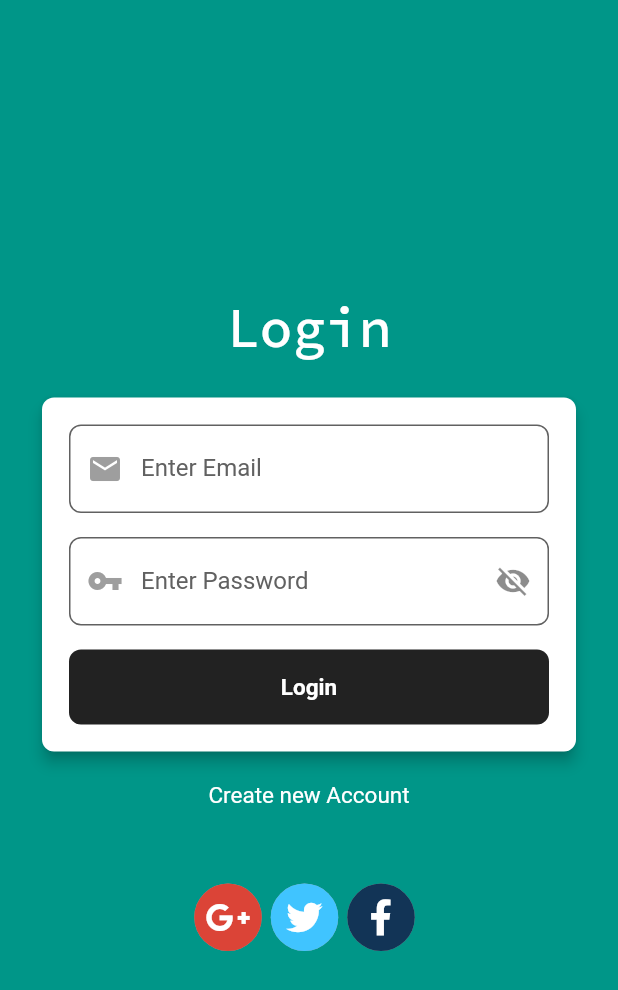
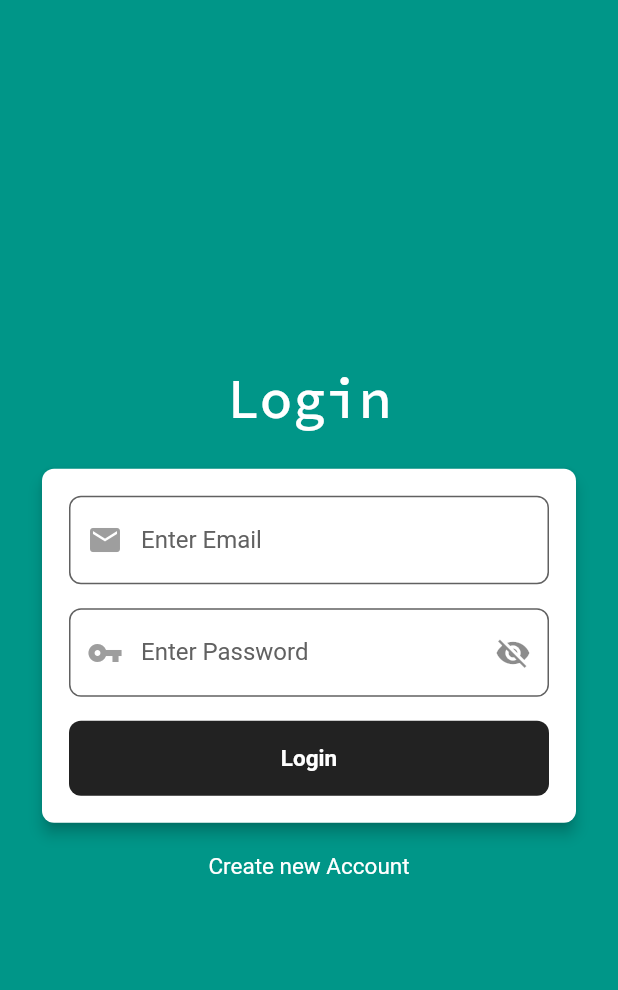
Before and after one commit to mkawa125/salesApp, a Flutter app: the screen it shows after launch, on a phone screen of 412 x 824 dp. Shown: the top 990 px of the screen. Run offline on Flutter 3.47's test engine with Material 2 defaults, Android fonts, the phone set to English and light mode, and no system bars; our stand-ins replace flutter_spinkit, font_awesome_flutter, google_fonts, modal_progress_hud, shared_preferences.

Commit message:
Remove social icons

```diff
--- a/lib/AuthPages/login.dart
+++ b/lib/AuthPages/login.dart
@@ -267,88 +267,88 @@ class _LoginPageState extends State<LoginPage> {
                       ),
                     ),
 
-                    Padding(
-                      padding: const EdgeInsets.only(top: 50.0),
-                      child: Row(
-                        mainAxisAlignment: MainAxisAlignment.center,
-                        children: [
-                          Padding(padding: EdgeInsets.only(
-                            right: 6,
-                            bottom: 0,
-                          ),
-                            child:Container(
-                              height: 45,
-                              width: 45,
-                              decoration: BoxDecoration(
-                                color: Color(0xffDB4437),
-                                boxShadow: [
-                                  BoxShadow(
-                                    color: Colors.grey,
-                                  )
-                                ],
-                                shape: BoxShape.circle,
-                              ),
-                              child: Center(
-                                  child: FaIcon(
-                                    FontAwesomeIcons.googlePlusG,
-                                    color:Colors.white,
-                                  )
-                              ),
-                            ),
-                          ),
-
-                          Padding(padding: EdgeInsets.only(
-                              right: 6,
-                              bottom: 0
-                          ),
-                            child:Container(
-                              height: 45,
-                              width: 45,
-                              decoration: BoxDecoration(
-                                color: Colors.lightBlueAccent,
-                                boxShadow: [
-                                  BoxShadow(
-                                    color: Colors.grey,
-                                  )
-                                ],
-                                shape: BoxShape.circle,
-                              ),
-                              child: Center(
-                                  child: FaIcon(
-                                    FontAwesomeIcons.twitter,
-                                    color:Colors.white,
-                                  )
-                              ),
-                            ),
-                          ),
-
-                          Padding(padding: EdgeInsets.only(
-                              right: 6,
-                              bottom: 0
-                          ),
-                            child:Container(
-                              height: 45,
-                              width: 45,
-                              decoration: BoxDecoration(
-                                color: Color(0xff123456),
-                                boxShadow: [
-                                  BoxShadow(
-                                    color: Colors.grey,
-                                  )
-                                ],
-                                shape: BoxShape.circle,
-                              ),
-                              child: Center(
-                                  child: FaIcon(
-                                    FontAwesomeIcons.facebookF,
-                                    color:Colors.white,
-                                  )
-                              ),
-                            ),
-                          ),
-                        ],
-                      ),
-                    )
+                    // Padding(
+                    //   padding: const EdgeInsets.only(top: 50.0),
+                    //   child: Row(
+                    //     mainAxisAlignment: MainAxisAlignment.center,
+                    //     children: [
+                    //       Padding(padding: EdgeInsets.only(
+                    //         right: 6,
+                    //         bottom: 0,
+                    //       ),
+                    //         child:Container(
+                    //           height: 45,
+                    //           width: 45,
+                    //           decoration: BoxDecoration(
+                    //             color: Color(0xffDB4437),
+                    //             boxShadow: [
+                    //               BoxShadow(
+                    //                 color: Colors.grey,
+                    //               )
+                    //             ],
+                    //             shape: BoxShape.circle,
+                    //           ),
+                    //           child: Center(
+                    //               child: FaIcon(
+                    //                 FontAwesomeIcons.googlePlusG,
+                    //                 color:Colors.white,
+                    //               )
+                    //           ),
+                    //         ),
+                    //       ),
+                    //
+                    //       Padding(padding: EdgeInsets.only(
+                    //           right: 6,
+                    //           bottom: 0
+                    //       ),
+                    //         child:Container(
+                    //           height: 45,
+                    //           width: 45,
+                    //           decoration: BoxDecoration(
+                    //             color: Colors.lightBlueAccent,
+                    //             boxShadow: [
+                    //               BoxShadow(
+                    //                 color: Colors.grey,
+                    //               )
+                    //             ],
+                    //             shape: BoxShape.circle,
+                    //           ),
+                    //           child: Center(
+                    //               child: FaIcon(
+                    //                 FontAwesomeIcons.twitter,
+                    //                 color:Colors.white,
+                    //               )
+                    //           ),
+                    //         ),
+                    //       ),
+                    //
+                    //       Padding(padding: EdgeInsets.only(
+                    //           right: 6,
+                    //           bottom: 0
+                    //       ),
+                    //         child:Container(
+                    //           height: 45,
+                    //           width: 45,
+                    //           decoration: BoxDecoration(
+                    //             color: Color(0xff123456),
+                    //             boxShadow: [
+                    //               BoxShadow(
+                    //                 color: Colors.grey,
+                    //               )
+                    //             ],
+                    //             shape: BoxShape.circle,
+                    //           ),
+                    //           child: Center(
+                    //               child: FaIcon(
+                    //                 FontAwesomeIcons.facebookF,
+                    //                 color:Colors.white,
+                    //               )
+                    //           ),
+                    //         ),
+                    //       ),
+                    //     ],
+                    //   ),
+                    // )
                   ],
                 ),
               ),
```
